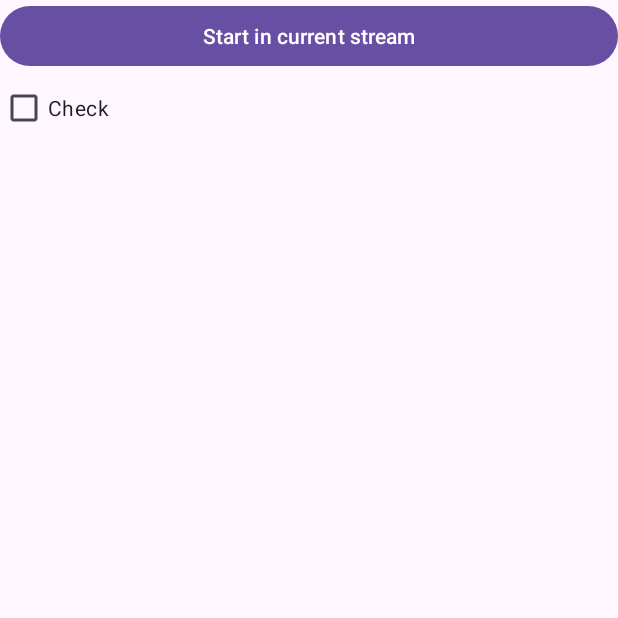
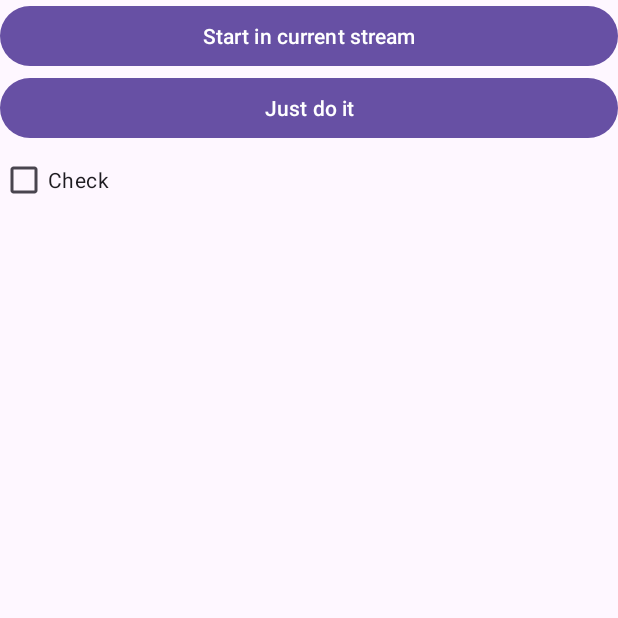
Before and after one commit to askartius/classwork-android, an Android app: the screen it shows after launch (MainActivity), on a phone screen of 412 x 824 dp, the top half of it. Run offline under Robolectric (Android 15) with nearby library versions, the phone set to English and light mode, and no system bars.

Commit message:
Add second class

```diff
--- a/app/build.gradle
+++ b/app/build.gradle
@@ -32,8 +32,9 @@ android {
 }
 
 dependencies {
-
+    def work_version = '2.9.0'
     implementation 'androidx.appcompat:appcompat:1.6.1'
     implementation 'com.google.android.material:material:1.10.0'
     implementation 'androidx.constraintlayout:constraintlayout:2.1.4'
+    implementation "androidx.work:work-runtime:$work_version"
 }
--- a/app/src/main/res/layout/activity_main.xml
+++ b/app/src/main/res/layout/activity_main.xml
@@ -12,6 +12,12 @@
         android:layout_height="wrap_content"
         android:text="@string/start_button"/>
 
+    <Button
+        android:id="@+id/do_button"
+        android:layout_width="match_parent"
+        android:layout_height="wrap_content"
+        android:text="@string/do_button"/>
+
     <CheckBox
         android:id="@+id/check_box"
         android:layout_width="wrap_content"
--- a/app/src/main/res/values-night/strings.xml
+++ b/app/src/main/res/values-night/strings.xml
@@ -2,4 +2,5 @@
 <resources>
     <string name="start_button">Start in current stream</string>
     <string name="check_box">Check</string>
+    <string name="do_button">Just do it</string>
 </resources>
--- a/app/src/main/res/values/strings.xml
+++ b/app/src/main/res/values/strings.xml
@@ -2,4 +2,5 @@
     <string name="app_name">Classwork</string>
     <string name="start_button">Start in current stream</string>
     <string name="check_box">Check</string>
+    <string name="do_button">Just do it</string>
 </resources>
```
Also changed, not shown: app/src/main/java/com/example/classwork/thread/Example.java (added, +36 -0 lines).
